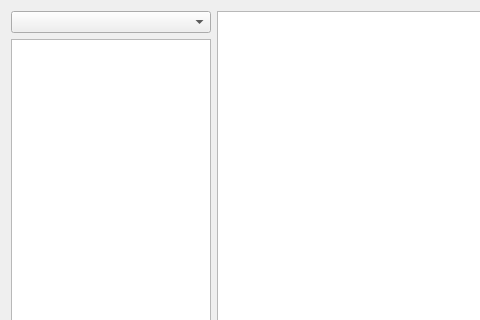
Above: src/ui/attendancetab.ui from mige/Floco before the change; both pictures show x 0 to 480 and y 0 to 320 of the 639 by 503 pixel window. Below: the same form after it.
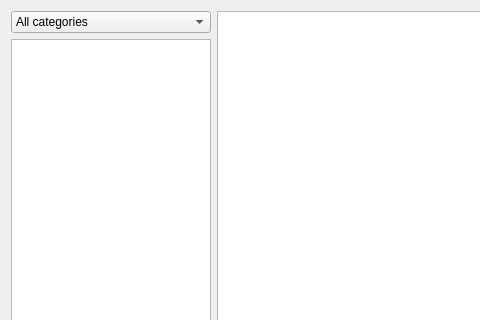
That is the form after the change.

Commit message: Prepare attendance tab

What changed in the file:
```diff
--- a/src/ui/attendancetab.ui
+++ b/src/ui/attendancetab.ui
@@ -24,6 +24,11 @@
          <height>16777215</height>
         </size>
        </property>
+       <item>
+        <property name="text">
+         <string>All categories</string>
+        </property>
+       </item>
       </widget>
      </item>
      <item>
```
Left out of the diff: 5 changed lines with no effect on the pictures. The commit also changes 5 other files.
